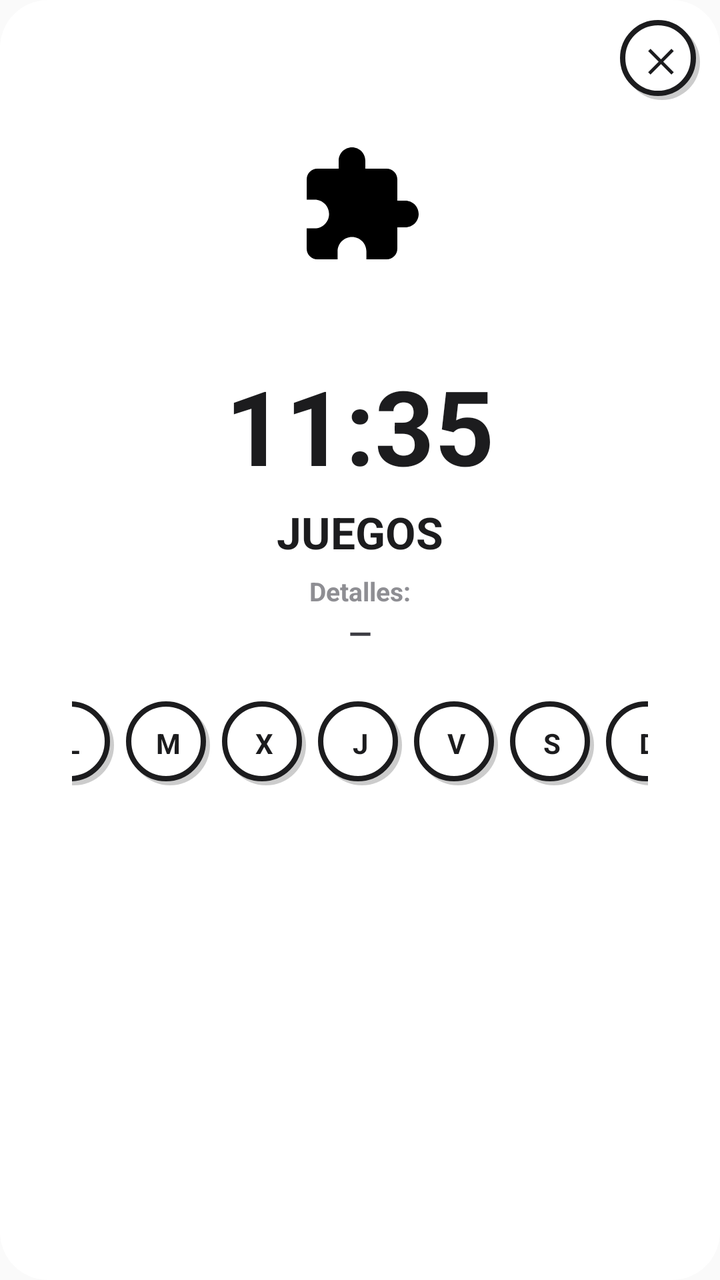
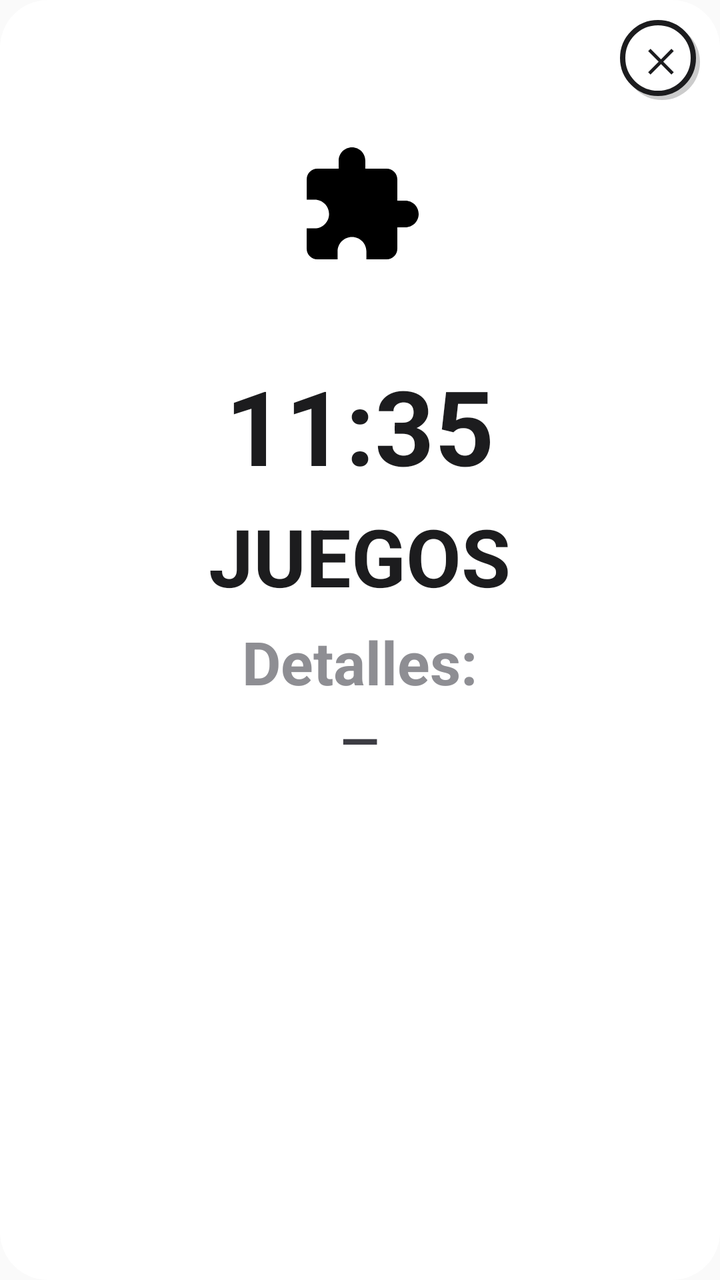

Two renders of the same Android screen: before a commit and after it. Below are the layout's source before the change and the commit's diff.
<!-- AndroidManifest.xml: application theme AppTheme.NoActionBar -->
<!-- res/layout/dialog_detalle_actividad.xml -->
<?xml version="1.0" encoding="utf-8"?>
<FrameLayout
    xmlns:android="http://schemas.android.com/apk/res/android"
    android:layout_width="400dp"
    android:layout_height="wrap_content"
    android:background="@drawable/bg_dialog">

    
    <LinearLayout
        android:layout_width="match_parent"
        android:layout_height="wrap_content"
        android:orientation="vertical"
        android:gravity="center"
        android:paddingStart="36dp"
        android:paddingEnd="36dp"
        android:paddingTop="48dp"
        android:paddingBottom="36dp">

        
        <FrameLayout
            android:id="@+id/frameEmojiDetAct"
            android:layout_width="110dp"
            android:layout_height="110dp"
            android:layout_gravity="center_horizontal"
            android:layout_marginBottom="20dp">
            <ImageView
                android:id="@+id/tvEmojiDetAct"
                android:layout_width="64dp"
                android:layout_height="64dp"
                android:layout_gravity="center"
                android:src="@drawable/ic_puzzle"
                android:contentDescription=""/>
        </FrameLayout>

        <TextView
            android:id="@+id/tvHoraDetAct"
            android:layout_width="wrap_content"
            android:layout_height="wrap_content"
            android:text="11:35"
            android:textSize="52sp"
            android:textStyle="bold"
            android:textColor="#1C1C1E"
            android:layout_marginBottom="4dp"/>

        <TextView
            android:id="@+id/tvTipoDetAct"
            android:layout_width="wrap_content"
            android:layout_height="wrap_content"
            android:text="JUEGOS"
            android:textSize="22sp"
            android:textStyle="bold"
            android:textColor="#1C1C1E"
            android:layout_marginBottom="6dp"/>

        <TextView
            android:id="@+id/tvLabelDescDetAct"
            android:layout_width="wrap_content"
            android:layout_height="wrap_content"
            android:text="Detalles:"
            android:textSize="13sp"
            android:textStyle="bold"
            android:textColor="#8E8E93"
            android:layout_marginBottom="2dp"/>

        <TextView
            android:id="@+id/tvDescDetAct"
            android:layout_width="wrap_content"
            android:layout_height="wrap_content"
            android:text="—"
            android:textSize="15sp"
            android:textStyle="bold"
            android:textColor="#3C3C43"
            android:gravity="center"
            android:layout_marginBottom="24dp"/>

        
        <LinearLayout
            android:layout_width="wrap_content"
            android:layout_height="wrap_content"
            android:orientation="horizontal"
            android:gravity="center">

            <TextView android:id="@+id/detDiaLun" android:layout_width="42dp" android:layout_height="42dp" android:text="L" android:gravity="center" android:textSize="14sp" android:textStyle="bold" android:textColor="#1C1C1E" android:background="@drawable/bg_tipo_normal" android:layout_marginEnd="6dp"/>
            <TextView android:id="@+id/detDiaMar" android:layout_width="42dp" android:layout_height="42dp" android:text="M" android:gravity="center" android:textSize="14sp" android:textStyle="bold" android:textColor="#1C1C1E" android:background="@drawable/bg_tipo_normal" android:layout_marginEnd="6dp"/>
            <TextView android:id="@+id/detDiaMie" android:layout_width="42dp" android:layout_height="42dp" android:text="X" android:gravity="center" android:textSize="14sp" android:textStyle="bold" android:textColor="#1C1C1E" android:background="@drawable/bg_tipo_normal" android:layout_marginEnd="6dp"/>
            <TextView android:id="@+id/detDiaJue" android:layout_width="42dp" android:layout_height="42dp" android:text="J" android:gravity="center" android:textSize="14sp" android:textStyle="bold" android:textColor="#1C1C1E" android:background="@drawable/bg_tipo_normal" android:layout_marginEnd="6dp"/>
            <TextView android:id="@+id/detDiaVie" android:layout_width="42dp" android:layout_height="42dp" android:text="V" android:gravity="center" android:textSize="14sp" android:textStyle="bold" android:textColor="#1C1C1E" android:background="@drawable/bg_tipo_normal" android:layout_marginEnd="6dp"/>
            <TextView android:id="@+id/detDiaSab" android:layout_width="42dp" android:layout_height="42dp" android:text="S" android:gravity="center" android:textSize="14sp" android:textStyle="bold" android:textColor="#1C1C1E" android:background="@drawable/bg_tipo_normal" android:layout_marginEnd="6dp"/>
            <TextView android:id="@+id/detDiaDom" android:layout_width="42dp" android:layout_height="42dp" android:text="D" android:gravity="center" android:textSize="14sp" android:textStyle="bold" android:textColor="#1C1C1E" android:background="@drawable/bg_tipo_normal"/>
        </LinearLayout>

    </LinearLayout>

    
    <TextView
        android:id="@+id/btnCerrarDetAct"
        android:layout_width="40dp"
        android:layout_height="40dp"
        android:layout_gravity="top|end"
        android:layout_marginTop="10dp"
        android:layout_marginEnd="10dp"
        android:text="✕"
        android:textSize="16sp"
        android:textStyle="bold"
        android:textColor="#1C1C1E"
        android:gravity="center"
        android:background="@drawable/bg_tipo_normal"
        android:clickable="true"
        android:focusable="true"/>

</FrameLayout>
<!-- resources referenced by this layout -->
<resources>
  <!-- drawable bg_dialog (drawable) -->
  <?xml version="1.0" encoding="utf-8"?>
  <shape xmlns:android="http://schemas.android.com/apk/res/android"
      android:shape="rectangle">
      <solid android:color="#FFFFFF"/>
      <corners android:radius="24dp"/>
  </shape>
  <!-- drawable bg_tipo_normal (drawable) -->
  <?xml version="1.0" encoding="utf-8"?>
  <layer-list xmlns:android="http://schemas.android.com/apk/res/android">
      
      <item android:top="2dp" android:left="2dp">
          <shape android:shape="rectangle">
              <solid android:color="#33000000" />
              <corners android:radius="70dp" />
          </shape>
      </item>
      
      <item android:bottom="2dp" android:right="2dp">
          <shape android:shape="rectangle">
              <solid android:color="#FFFFFF" />
              <corners android:radius="70dp" />
              <stroke
                  android:color="#1C1C1E"
                  android:width="2.5dp" />
          </shape>
      </item>
  </layer-list>
  <!-- drawable ic_puzzle (drawable) -->
  <vector xmlns:android="http://schemas.android.com/apk/res/android" android:height="24dp" android:tint="#000000" android:viewportHeight="24" android:viewportWidth="24" android:width="24dp">
        
      <path android:fillColor="@android:color/white" android:pathData="M20.5,11H19V7c0,-1.1 -0.9,-2 -2,-2h-4V3.5C13,2.12 11.88,1 10.5,1S8,2.12 8,3.5V5H4c-1.1,0 -1.99,0.9 -1.99,2v3.8H3.5c1.49,0 2.7,1.21 2.7,2.7s-1.21,2.7 -2.7,2.7H2V20c0,1.1 0.9,2 2,2h3.8v-1.5c0,-1.49 1.21,-2.7 2.7,-2.7 1.49,0 2.7,1.21 2.7,2.7V22H17c1.1,0 2,-0.9 2,-2v-4h1.5c1.38,0 2.5,-1.12 2.5,-2.5S21.88,11 20.5,11z"/>
      
  </vector>
  <style name="AppTheme.NoActionBar">
          <item name="windowActionBar">false</item>
          <item name="windowNoTitle">true</item>
          <item name="android:statusBarColor">@color/fondo_app</item>
          <item name="android:windowLightStatusBar">true</item>
      </style>
  <color name="fondo_app">#F2F2F7</color>
</resources>

<!-- the commit's change to res/layout/dialog_detalle_actividad.xml (unified diff, before → after) -->
@@ -47,7 +47,7 @@
             android:layout_width="wrap_content"
             android:layout_height="wrap_content"
             android:text="JUEGOS"
-            android:textSize="22sp"
+            android:textSize="40sp"
             android:textStyle="bold"
             android:textColor="#1C1C1E"
             android:layout_marginBottom="6dp"/>
@@ -57,7 +57,7 @@
             android:layout_width="wrap_content"
             android:layout_height="wrap_content"
             android:text="Detalles:"
-            android:textSize="13sp"
+            android:textSize="30sp"
             android:textStyle="bold"
             android:textColor="#8E8E93"
             android:layout_marginBottom="2dp"/>
@@ -67,27 +67,20 @@
             android:layout_width="wrap_content"
             android:layout_height="wrap_content"
             android:text="—"
-            android:textSize="15sp"
+            android:textSize="25sp"
             android:textStyle="bold"
             android:textColor="#3C3C43"
             android:gravity="center"
             android:layout_marginBottom="24dp"/>
 
-        
         <LinearLayout
-            android:layout_width="wrap_content"
+            android:id="@+id/containerDiasDetAct"
+            android:layout_width="match_parent"
             android:layout_height="wrap_content"
             android:orientation="horizontal"
-            android:gravity="center">
+            android:gravity="center"
+            android:layout_marginTop="8dp"/>
 
-            <TextView android:id="@+id/detDiaLun" android:layout_width="42dp" android:layout_height="42dp" android:text="L" android:gravity="center" android:textSize="14sp" android:textStyle="bold" android:textColor="#1C1C1E" android:background="@drawable/bg_tipo_normal" android:layout_marginEnd="6dp"/>
-            <TextView android:id="@+id/detDiaMar" android:layout_width="42dp" android:layout_height="42dp" android:text="M" android:gravity="center" android:textSize="14sp" android:textStyle="bold" android:textColor="#1C1C1E" android:background="@drawable/bg_tipo_normal" android:layout_marginEnd="6dp"/>
-            <TextView android:id="@+id/detDiaMie" android:layout_width="42dp" android:layout_height="42dp" android:text="X" android:gravity="center" android:textSize="14sp" android:textStyle="bold" android:textColor="#1C1C1E" android:background="@drawable/bg_tipo_normal" android:layout_marginEnd="6dp"/>
-            <TextView android:id="@+id/detDiaJue" android:layout_width="42dp" android:layout_height="42dp" android:text="J" android:gravity="center" android:textSize="14sp" android:textStyle="bold" android:textColor="#1C1C1E" android:background="@drawable/bg_tipo_normal" android:layout_marginEnd="6dp"/>
-            <TextView android:id="@+id/detDiaVie" android:layout_width="42dp" android:layout_height="42dp" android:text="V" android:gravity="center" android:textSize="14sp" android:textStyle="bold" android:textColor="#1C1C1E" android:background="@drawable/bg_tipo_normal" android:layout_marginEnd="6dp"/>
-            <TextView android:id="@+id/detDiaSab" android:layout_width="42dp" android:layout_height="42dp" android:text="S" android:gravity="center" android:textSize="14sp" android:textStyle="bold" android:textColor="#1C1C1E" android:background="@drawable/bg_tipo_normal" android:layout_marginEnd="6dp"/>
-            <TextView android:id="@+id/detDiaDom" android:layout_width="42dp" android:layout_height="42dp" android:text="D" android:gravity="center" android:textSize="14sp" android:textStyle="bold" android:textColor="#1C1C1E" android:background="@drawable/bg_tipo_normal"/>
-        </LinearLayout>
 
     </LinearLayout>
 
